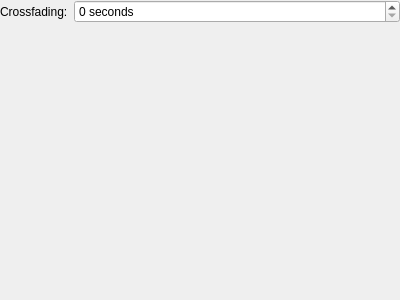
First picture: the form in gui/playbacksettings.ui, repository polpo/cantata-mac, before the edit.
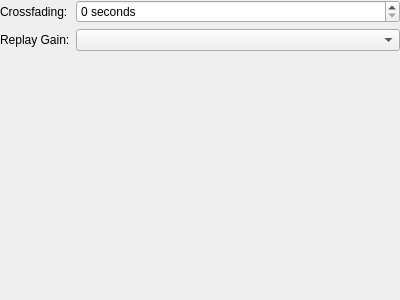
Second picture: the form after the edit.

```diff
--- a/gui/playbacksettings.ui
+++ b/gui/playbacksettings.ui
@@ -37,6 +37,19 @@
      </property>
     </widget>
    </item>
+   <item row="1" column="0">
+    <widget class="QLabel" name="label_6a">
+     <property name="text">
+      <string>Replay Gain:</string>
+     </property>
+     <property name="buddy">
+      <cstring>replayGain</cstring>
+     </property>
+    </widget>
+   </item>
+   <item row="1" column="1">
+    <widget class="QComboBox" name="replayGain"/>
+   </item>
   </layout>
  </widget>
  <resources/>
```
